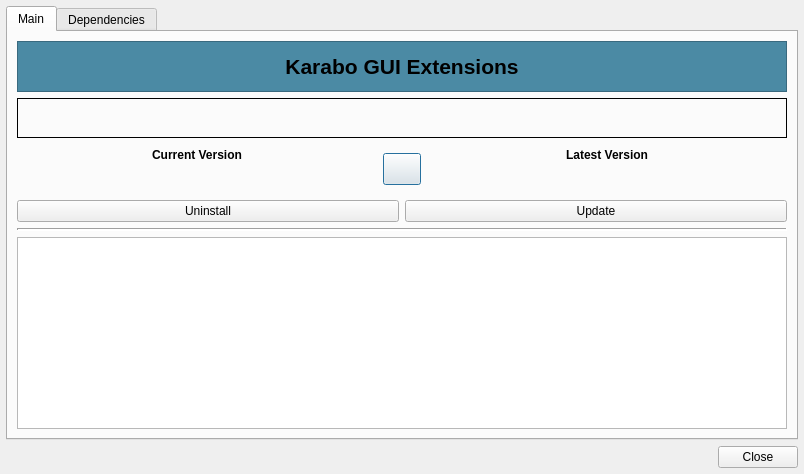
Above: src/pythonGui/karabogui/dialogs/ui/update_dialog.ui from European-XFEL/Karabo before the change. Below: the same form after it.
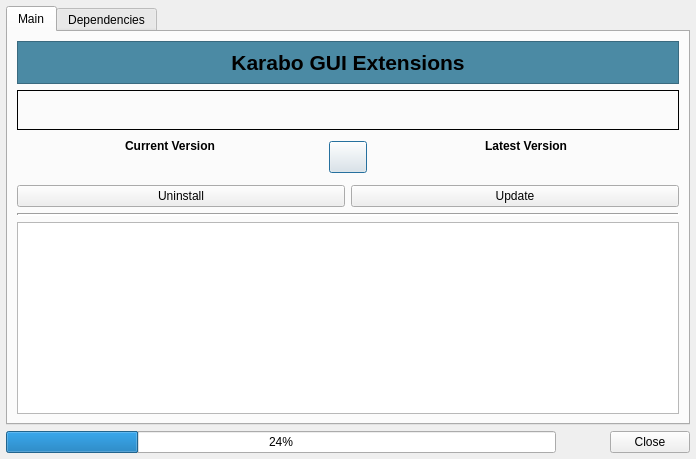
That is the form after the change. Custom widgets are drawn as their Qt base class.

Commit message: feat(GUI): Include loading bar in update dialog

Patch:
```diff
--- a/src/pythonGui/karabogui/dialogs/ui/update_dialog.ui
+++ b/src/pythonGui/karabogui/dialogs/ui/update_dialog.ui
@@ -6,8 +6,8 @@
    <rect>
     <x>0</x>
     <y>0</y>
-    <width>804</width>
-    <height>474</height>
+    <width>696</width>
+    <height>459</height>
    </rect>
   </property>
   <property name="sizePolicy">
@@ -311,11 +311,27 @@
      <property name="spacing">
       <number>6</number>
      </property>
+     <item>
+      <widget class="LoadingBar" name="loadingbar">
+       <property name="minimumSize">
+        <size>
+         <width>550</width>
+         <height>0</height>
+        </size>
+       </property>
+       <property name="value">
+        <number>24</number>
+       </property>
+      </widget>
+     </item>
      <item>
       <spacer name="horizontalSpacer">
        <property name="orientation">
         <enum>Qt::Horizontal</enum>
        </property>
+       <property name="sizeType">
+        <enum>QSizePolicy::MinimumExpanding</enum>
+       </property>
        <property name="sizeHint" stdset="0">
         <size>
          <width>40</width>
@@ -326,6 +342,12 @@
      </item>
      <item>
       <widget class="QPushButton" name="button_close">
+       <property name="sizePolicy">
+        <sizepolicy hsizetype="Fixed" vsizetype="Fixed">
+         <horstretch>0</horstretch>
+         <verstretch>0</verstretch>
+        </sizepolicy>
+       </property>
        <property name="text">
         <string>Close</string>
        </property>
@@ -335,6 +357,13 @@
    </item>
   </layout>
  </widget>
+ <customwidgets>
+  <customwidget>
+   <class>LoadingBar</class>
+   <extends>QProgressBar</extends>
+   <header>karabogui.dialogs.update_dialog</header>
+  </customwidget>
+ </customwidgets>
  <resources/>
  <connections/>
 </ui>
```
The commit also changes 1 other file.
